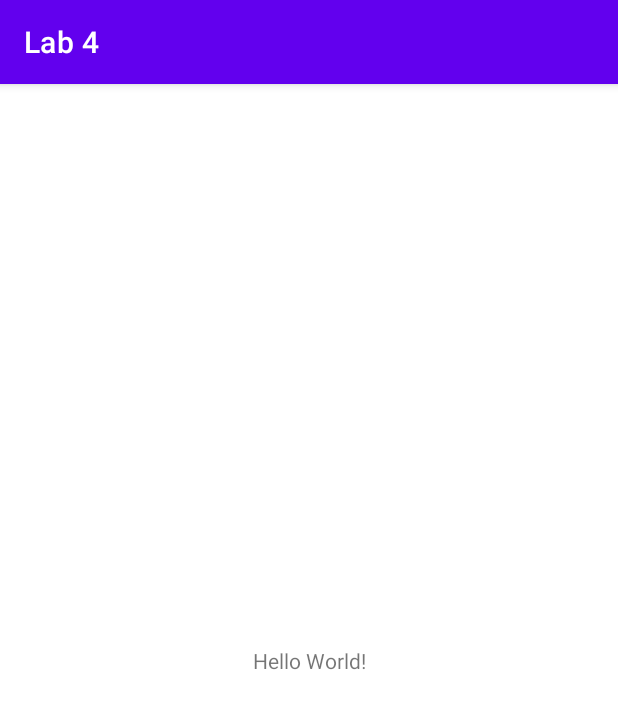
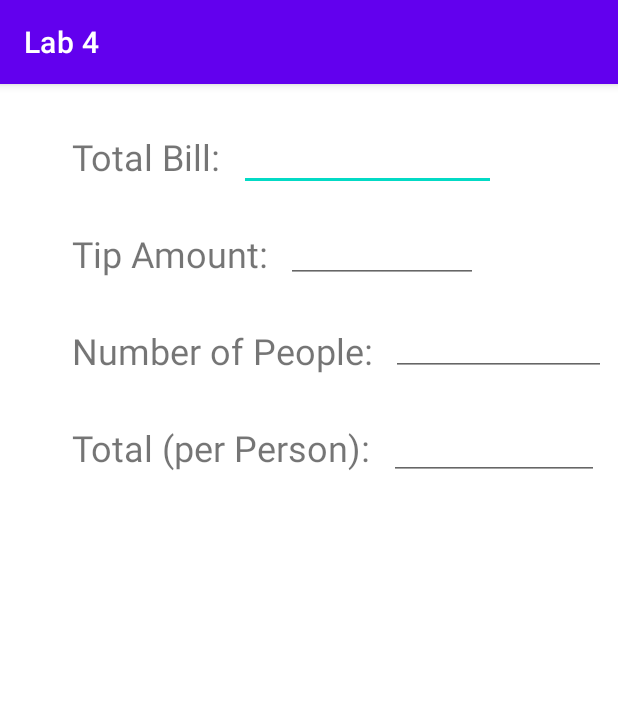
Before and after one commit to tristan-gates/android-lab-4, an Android app: the screen it shows after launch (MainActivity), on a phone screen of 412 x 824 dp. Shown: the top 709 px of the screen. Run offline under Robolectric (Android 15) with nearby library versions, the phone set to English and light mode, and no system bars.

Commit message:
Added text and number details.

```diff
--- a/app/src/main/res/layout/activity_main.xml
+++ b/app/src/main/res/layout/activity_main.xml
@@ -7,12 +7,91 @@
     tools:context=".MainActivity">
 
     <TextView
+        android:id="@+id/bill"
         android:layout_width="wrap_content"
         android:layout_height="wrap_content"
-        android:text="Hello World!"
-        app:layout_constraintBottom_toBottomOf="parent"
-        app:layout_constraintLeft_toLeftOf="parent"
-        app:layout_constraintRight_toRightOf="parent"
+        android:layout_marginStart="48dp"
+        android:layout_marginTop="32dp"
+        android:text="Total Bill:"
+        android:textSize="24sp"
+        app:layout_constraintStart_toStartOf="parent"
         app:layout_constraintTop_toTopOf="parent" />
 
+    <TextView
+        android:id="@+id/tip"
+        android:layout_width="wrap_content"
+        android:layout_height="wrap_content"
+        android:layout_marginStart="48dp"
+        android:layout_marginTop="32dp"
+        android:text="Tip Amount:"
+        android:textSize="24sp"
+        app:layout_constraintStart_toStartOf="parent"
+        app:layout_constraintTop_toBottomOf="@+id/bill" />
+
+    <TextView
+        android:id="@+id/numPeople"
+        android:layout_width="wrap_content"
+        android:layout_height="wrap_content"
+        android:layout_marginStart="48dp"
+        android:layout_marginTop="32dp"
+        android:text="Number of People:"
+        android:textSize="24sp"
+        app:layout_constraintStart_toStartOf="parent"
+        app:layout_constraintTop_toBottomOf="@+id/tip" />
+
+    <TextView
+        android:id="@+id/totaltip"
+        android:layout_width="wrap_content"
+        android:layout_height="wrap_content"
+        android:layout_marginStart="48dp"
+        android:layout_marginTop="32dp"
+        android:text="Total (per Person):"
+        android:textSize="24sp"
+        app:layout_constraintStart_toStartOf="parent"
+        app:layout_constraintTop_toBottomOf="@+id/numPeople" />
+
+    <EditText
+        android:id="@+id/billNum"
+        android:layout_width="171dp"
+        android:layout_height="39dp"
+        android:layout_marginStart="12dp"
+        android:layout_marginTop="32dp"
+        android:ems="10"
+        android:inputType="numberDecimal"
+        android:textSize="24sp"
+        app:layout_constraintStart_toEndOf="@+id/bill"
+        app:layout_constraintTop_toTopOf="parent" />
+
+    <EditText
+        android:id="@+id/editTextNumberDecimal2"
+        android:layout_width="140dp"
+        android:layout_height="37dp"
+        android:layout_marginStart="12dp"
+        android:layout_marginTop="32dp"
+        android:ems="10"
+        android:inputType="numberDecimal"
+        app:layout_constraintStart_toEndOf="@+id/totaltip"
+        app:layout_constraintTop_toBottomOf="@+id/editTextNumber" />
+
+    <EditText
+        android:id="@+id/editTextNumber"
+        android:layout_width="143dp"
+        android:layout_height="48dp"
+        android:layout_marginStart="12dp"
+        android:layout_marginTop="14dp"
+        android:ems="10"
+        android:inputType="number"
+        app:layout_constraintStart_toEndOf="@+id/numPeople"
+        app:layout_constraintTop_toBottomOf="@+id/editTextNumberDecimal3" />
+
+    <EditText
+        android:id="@+id/editTextNumberDecimal3"
+        android:layout_width="128dp"
+        android:layout_height="37dp"
+        android:layout_marginStart="12dp"
+        android:layout_marginTop="24dp"
+        android:ems="10"
+        android:inputType="numberDecimal"
+        app:layout_constraintStart_toEndOf="@+id/tip"
+        app:layout_constraintTop_toBottomOf="@+id/billNum" />
 </androidx.constraintlayout.widget.ConstraintLayout>
```
